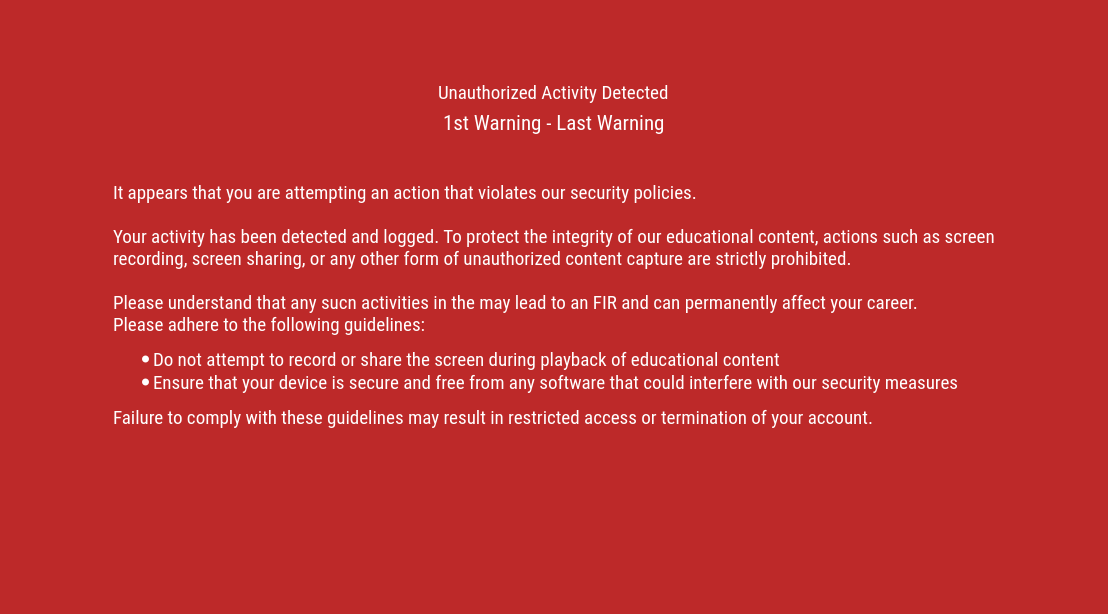
First picture: the form in piracy_warning_modal.ui, repository Akash-github-project/trial, before the edit.
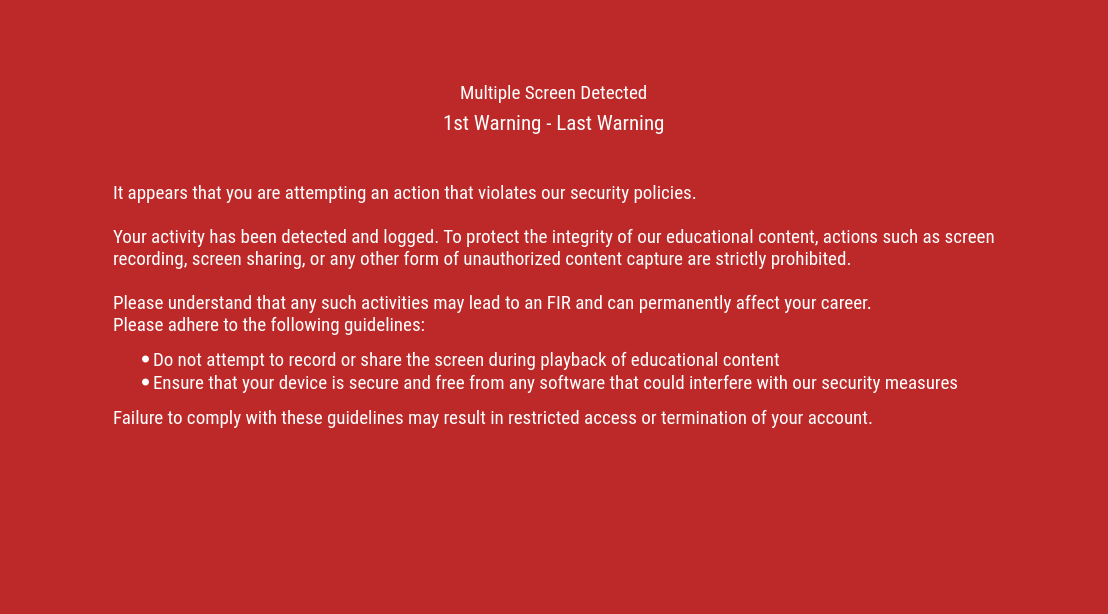
Second picture: the form after the edit. Icons and pictures are not drawn.

What changed in the file:
```diff
--- a/piracy_warning_modal.ui
+++ b/piracy_warning_modal.ui
@@ -78,7 +78,7 @@
          <string notr="true">color: rgb(255, 255, 255);</string>
         </property>
         <property name="text">
-         <string>Unauthorized Activity Detected</string>
+         <string>Multiple Screen Detected</string>
         </property>
        </widget>
       </item>
@@ -120,7 +120,7 @@
 color: rgb(255, 255, 255);</string>
      </property>
      <property name="text">
-      <string>&lt;html&gt;&lt;head/&gt;&lt;body&gt;&lt;p&gt;It appears that you are attempting an action that violates our security policies.&lt;br/&gt;&lt;br/&gt;Your activity has been detected and logged. To protect the integrity of our educational content, actions such as screen &lt;br/&gt; recording, screen sharing, or any other form of unauthorized content capture are strictly prohibited.&lt;br/&gt;&lt;br/&gt;Please understand that any sucn activities in the may lead to an FIR and can permanently affect your career.&lt;br/&gt;Please adhere to the following guidelines: &lt;/p&gt;&lt;ul style=&quot;margin-top: 0px; margin-bottom: 0px; margin-left: 0px; margin-right: 0px; -qt-list-indent: 1;&quot;&gt;&lt;li style=&quot; margin-top:12px; margin-bottom:0px; margin-left:0px; margin-right:0px; -qt-block-indent:0; text-indent:0px;&quot;&gt;Do not attempt to record or share the screen during playback of educational content &lt;/li&gt;&lt;li style=&quot; margin-top:0px; margin-bottom:12px; margin-left:0px; margin-right:0px; -qt-block-indent:0; text-indent:0px;&quot;&gt;Ensure that your device is secure and free from any software that could interfere with our security measures &lt;/li&gt;&lt;/ul&gt;&lt;p&gt;Failure to comply with these guidelines may result in restricted access or termination of your account.&lt;/p&gt;&lt;/body&gt;&lt;/html&gt;</string>
+      <string>&lt;html&gt;&lt;head/&gt;&lt;body&gt;&lt;p&gt;It appears that you are attempting an action that violates our security policies.&lt;br/&gt;&lt;br/&gt;Your activity has been detected and logged. To protect the integrity of our educational content, actions such as screen &lt;br/&gt;recording, screen sharing, or any other form of unauthorized content capture are strictly prohibited.&lt;br/&gt;&lt;br/&gt;Please understand that  any such activities may lead to an FIR and can permanently affect your career.&lt;br/&gt;Please adhere to the following guidelines: &lt;/p&gt;&lt;ul style=&quot;margin-top: 0px; margin-bottom: 0px; margin-left: 0px; margin-right: 0px; -qt-list-indent: 1;&quot;&gt;&lt;li style=&quot; margin-top:12px; margin-bottom:0px; margin-left:0px; margin-right:0px; -qt-block-indent:0; text-indent:0px;&quot;&gt;Do not attempt to record or share the screen during playback of educational content &lt;/li&gt;&lt;li style=&quot; margin-top:0px; margin-bottom:12px; margin-left:0px; margin-right:0px; -qt-block-indent:0; text-indent:0px;&quot;&gt;Ensure that your device is secure and free from any software that could interfere with our security measures &lt;/li&gt;&lt;/ul&gt;&lt;p&gt;Failure to comply with these guidelines may result in restricted access or termination of your account.&lt;/p&gt;&lt;/body&gt;&lt;/html&gt;</string>
      </property>
     </widget>
    </item>
```
